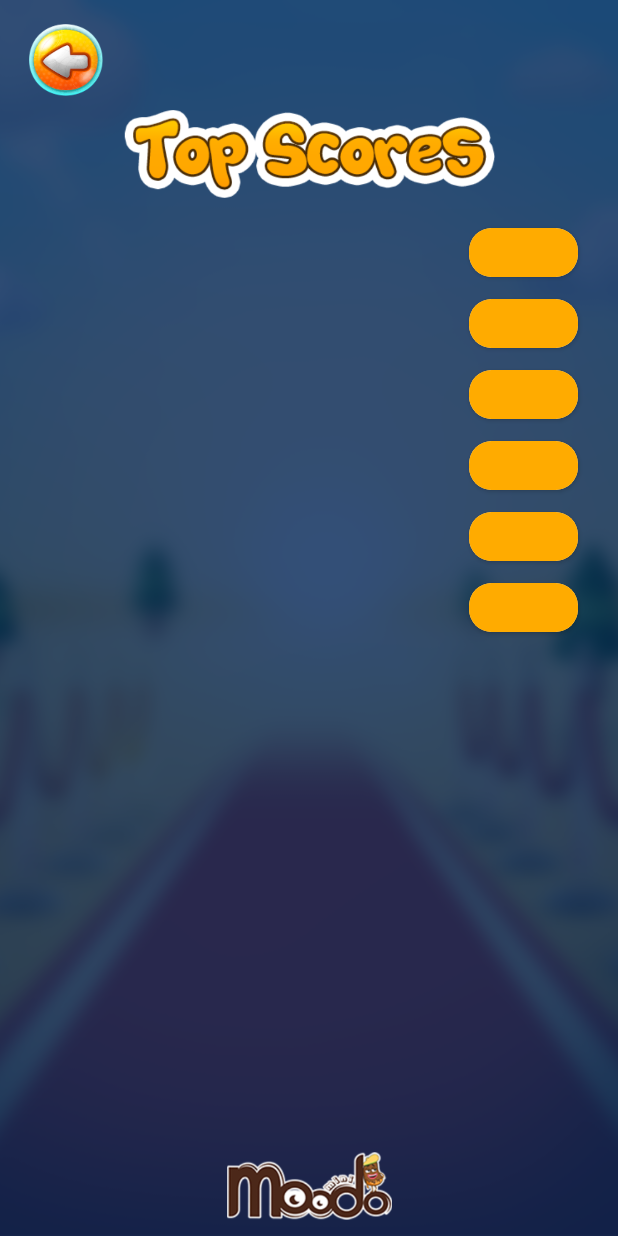
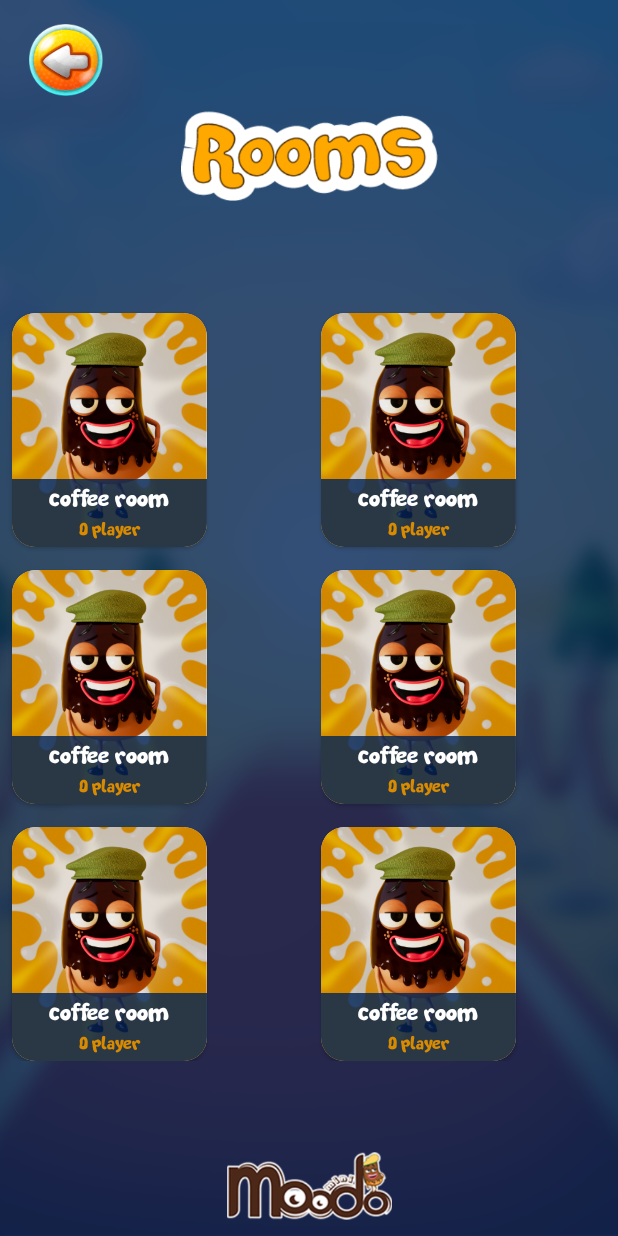
Before and after one commit to NoorElshafei/CatchMODO, an Android app: the layout activity_room.xml on its own in the app's theme, with its tools: preview values and no code run, on a phone screen of 412 x 824 dp. Run offline under Robolectric (Android 15) with nearby library versions, the phone set to English and light mode, and no system bars.

Commit message:
six commit 14

```diff
--- a/app/build.gradle
+++ b/app/build.gradle
@@ -88,4 +88,7 @@ dependencies {
     // firbase storage
     implementation 'com.google.firebase:firebase-storage'
 
+    // flex box
+    implementation 'com.google.android:flexbox:0.3.2'
+
 }
--- a/app/src/main/java/com/bbi/catchmodo/ui/activities/room/RoomActivity.java
+++ b/app/src/main/java/com/bbi/catchmodo/ui/activities/room/RoomActivity.java
@@ -4,13 +4,16 @@ import android.os.Bundle;
 
 import androidx.appcompat.app.AppCompatActivity;
 import androidx.databinding.DataBindingUtil;
-import androidx.recyclerview.widget.LinearLayoutManager;
 
 import com.bbi.catchmodo.R;
 import com.bbi.catchmodo.data.model.RoomModel;
 import com.bbi.catchmodo.databinding.ActivityRoomBinding;
 import com.bbi.catchmodo.ui.adapters.RoomsAdapter;
 import com.firebase.ui.firestore.FirestoreRecyclerOptions;
+import com.google.android.flexbox.FlexDirection;
+import com.google.android.flexbox.FlexWrap;
+import com.google.android.flexbox.FlexboxLayoutManager;
+import com.google.android.flexbox.JustifyContent;
 import com.google.firebase.firestore.FirebaseFirestore;
 import com.google.firebase.firestore.Query;
 
@@ -27,7 +30,14 @@ public class RoomActivity extends AppCompatActivity {
 
         declaration();
         retrieveLeads();
+        onClick();
 
+    }
+
+    private void onClick() {
+        binding.back.setOnClickListener(view -> {
+            onBackPressed();
+        });
     }
 
 
@@ -48,7 +58,10 @@ public class RoomActivity extends AppCompatActivity {
                         .build();
 
         roomsAdapter = new RoomsAdapter(this, this, options);
-        binding.roomsRecycler.setLayoutManager(new LinearLayoutManager(this, LinearLayoutManager.VERTICAL, false));
+
+        FlexboxLayoutManager layoutManager = new FlexboxLayoutManager(this, FlexDirection.ROW, FlexWrap.WRAP);
+        layoutManager.setJustifyContent(JustifyContent.CENTER);
+        binding.roomsRecycler.setLayoutManager(layoutManager);
         binding.roomsRecycler.setAdapter(roomsAdapter);
 
         roomsAdapter.startListening();
--- a/app/src/main/java/com/bbi/catchmodo/ui/adapters/RoomsAdapter.java
+++ b/app/src/main/java/com/bbi/catchmodo/ui/adapters/RoomsAdapter.java
@@ -45,7 +45,6 @@ public class RoomsAdapter extends FirestoreRecyclerAdapter<RoomModel, RoomsAdapt
     protected void onBindViewHolder(@NonNull ViewHolder holder, int position, @NonNull RoomModel model) {
 
         holder.name.setText(model.getName());
-        holder.roomStatus.setText(model.getStatus());
 
         holder.itemView.setOnClickListener(view -> {
             sharedPreferences.setRoomId(model.getId());
@@ -66,7 +65,6 @@ public class RoomsAdapter extends FirestoreRecyclerAdapter<RoomModel, RoomsAdapt
         public ViewHolder(@NonNull View itemView) {
             super(itemView);
             name = itemView.findViewById(R.id.room_name);
-            roomStatus = itemView.findViewById(R.id.room_status);
 
 
         }
--- a/app/src/main/java/com/bbi/catchmodo/ui/fragments/room_password/RoomPasswordDialogFragment.java
+++ b/app/src/main/java/com/bbi/catchmodo/ui/fragments/room_password/RoomPasswordDialogFragment.java
@@ -32,7 +32,6 @@ public class RoomPasswordDialogFragment extends DialogFragment {
     private UserSharedPreference userSharedPreference;
     private FirebaseFirestore db;
     private ProgressDialog progressDialog;
-
 
 
     public static RoomPasswordDialogFragment newInstance() {
@@ -76,9 +75,9 @@ public class RoomPasswordDialogFragment extends DialogFragment {
             RoomModel roomModel = task.getResult().toObject(RoomModel.class);
             if (roomModel.getPassword().equals(binding.editTextPassword.getText().toString())) {
                 checkExisting();
-            }else{
+            } else {
                 progressDialog.dismiss();
-                Toast.makeText(getContext(),"password Not Correct",Toast.LENGTH_SHORT).show();
+                Toast.makeText(getContext(), "password Not Correct", Toast.LENGTH_SHORT).show();
             }
         });
         //checkExisting();
--- a/app/src/main/res/layout/activity_room.xml
+++ b/app/src/main/res/layout/activity_room.xml
@@ -4,6 +4,22 @@
     xmlns:tools="http://schemas.android.com/tools">
 
     <data></data>
+
+    <androidx.constraintlayout.widget.ConstraintLayout
+        android:layout_width="match_parent"
+        android:layout_height="match_parent">
+
+        <ImageView
+            android:layout_width="match_parent"
+            android:layout_height="0dp"
+            android:contentDescription="TODO"
+            android:scaleType="centerCrop"
+            android:src="@drawable/background_final"
+            app:layout_constraintBottom_toBottomOf="parent"
+            app:layout_constraintEnd_toEndOf="parent"
+            app:layout_constraintStart_toStartOf="parent"
+            app:layout_constraintTop_toTopOf="parent" />
+
 
         <androidx.core.widget.NestedScrollView
             android:layout_width="match_parent"
@@ -13,26 +29,15 @@
             <androidx.constraintlayout.widget.ConstraintLayout
                 android:layout_width="match_parent"
                 android:layout_height="match_parent"
-
                 tools:context=".ui.activities.room.RoomActivity">
 
 
-
-        <ImageView
-                android:layout_width="match_parent"
-                android:layout_height="0dp"
-                android:scaleType="centerCrop"
-                android:src="@drawable/background_final"
-                app:layout_constraintBottom_toBottomOf="parent"
-                app:layout_constraintEnd_toEndOf="parent"
-                app:layout_constraintStart_toStartOf="parent"
-                app:layout_constraintTop_toTopOf="parent" />
-
-
                 <LinearLayout
+                    android:id="@+id/linearLayout2"
                     android:layout_width="match_parent"
                     android:layout_height="0dp"
                     android:background="#CC002455"
+                    android:orientation="horizontal"
                     app:layout_constraintBottom_toBottomOf="parent"
                     app:layout_constraintEnd_toEndOf="parent"
                     app:layout_constraintStart_toStartOf="parent"
@@ -45,7 +50,7 @@
                     android:layout_marginTop="@dimen/_55sdp"
                     android:fontFamily="@font/soft_marshmallow"
 
-                android:src="@drawable/top_score_text"
+                    android:src="@drawable/rooms_text"
                     app:layout_constraintEnd_toEndOf="parent"
                     app:layout_constraintStart_toStartOf="parent"
                     app:layout_constraintTop_toTopOf="parent" />
@@ -54,13 +59,15 @@
                     android:id="@+id/rooms_recycler"
                     android:layout_width="match_parent"
                     android:layout_height="wrap_content"
-                android:layout_marginStart="@dimen/_3sdp"
                     android:layout_marginTop="@dimen/_8sdp"
-                android:layout_marginEnd="@dimen/_8sdp"
+                    android:layout_marginBottom="12dp"
                     android:nestedScrollingEnabled="false"
+                    app:layoutManager="androidx.recyclerview.widget.GridLayoutManager"
+                    app:layout_constraintBottom_toTopOf="@+id/logo"
                     app:layout_constraintEnd_toEndOf="parent"
                     app:layout_constraintStart_toStartOf="parent"
                     app:layout_constraintTop_toBottomOf="@+id/textView2"
+                    app:spanCount="2"
                     tools:itemCount="10"
                     tools:listitem="@layout/item_room" />
 
@@ -214,4 +221,5 @@
 
             </androidx.constraintlayout.widget.ConstraintLayout>
         </androidx.core.widget.NestedScrollView>
+    </androidx.constraintlayout.widget.ConstraintLayout>
 </layout>
--- a/app/src/main/res/layout/activity_start.xml
+++ b/app/src/main/res/layout/activity_start.xml
@@ -115,7 +115,7 @@
                 app:layout_constraintHorizontal_bias="0.483"
                 app:layout_constraintStart_toStartOf="parent"
                 app:layout_constraintTop_toBottomOf="@+id/start_btn"
-                app:srcCompat="@drawable/start_btn_xd" />
+                app:srcCompat="@drawable/room_btn" />
 
             <ImageView
                 android:id="@+id/score_btn"
--- a/app/src/main/res/layout/activity_start_room.xml
+++ b/app/src/main/res/layout/activity_start_room.xml
@@ -93,7 +93,7 @@
                 app:layout_constraintEnd_toEndOf="parent"
                 app:layout_constraintStart_toStartOf="parent"
                 app:layout_constraintTop_toBottomOf="@+id/score_btn"
-                app:srcCompat="@drawable/exit_btn_xd" />
+                app:srcCompat="@drawable/home_btn" />
 
             <ImageView
                 android:id="@+id/fly1"
--- a/app/src/main/res/layout/activity_top_score_room.xml
+++ b/app/src/main/res/layout/activity_top_score_room.xml
@@ -61,7 +61,9 @@
                 app:layout_constraintStart_toStartOf="parent"
                 app:layout_constraintTop_toBottomOf="@+id/textView2"
                 tools:itemCount="10"
-                tools:listitem="@layout/item_user" />
+                tools:listitem="@layout/item_room"
+                app:spanCount="2"
+                app:layoutManager="androidx.recyclerview.widget.GridLayoutManager"/>
 
             <ImageView
                 android:id="@+id/back"
--- a/app/src/main/res/layout/fragment_room_password_dialog.xml
+++ b/app/src/main/res/layout/fragment_room_password_dialog.xml
@@ -64,7 +64,7 @@
                     android:layout_width="@dimen/_95sdp"
                     android:layout_height="@dimen/_38sdp"
                     android:layout_marginTop="@dimen/_9sdp"
-                    android:src="@drawable/save_btn"
+                    android:src="@drawable/enter_btn"
                     app:layout_constraintEnd_toEndOf="parent"
                     app:layout_constraintStart_toStartOf="parent"
                     app:layout_constraintTop_toBottomOf="@+id/editText_password" />
--- a/app/src/main/res/layout/item_room.xml
+++ b/app/src/main/res/layout/item_room.xml
@@ -1,63 +1,68 @@
 <?xml version="1.0" encoding="utf-8"?>
-<androidx.constraintlayout.widget.ConstraintLayout xmlns:android="http://schemas.android.com/apk/res/android"
+<androidx.cardview.widget.CardView xmlns:android="http://schemas.android.com/apk/res/android"
     xmlns:app="http://schemas.android.com/apk/res-auto"
+    android:layout_width="wrap_content"
+    android:layout_height="wrap_content"
+    android:layout_marginStart="@dimen/_6sdp"
+    android:layout_marginTop="@dimen/_12sdp"
+    android:layout_marginEnd="@dimen/_6sdp"
+    app:cardCornerRadius="@dimen/_12sdp">
+
+    <androidx.constraintlayout.widget.ConstraintLayout
         android:layout_width="match_parent"
-    android:layout_height="wrap_content"
-    android:paddingTop="3dp"
-    android:paddingBottom="3dp"
+        android:layout_height="match_parent"
         app:layout_constraintEnd_toEndOf="parent"
         app:layout_constraintHorizontal_bias="0.0"
         app:layout_constraintStart_toStartOf="parent"
         app:layout_constraintTop_toTopOf="parent">
 
+        <ImageView
+            android:id="@+id/imageView6"
+            android:layout_width="@dimen/_100sdp"
+            android:layout_height="@dimen/_120sdp"
+            android:scaleType="centerCrop"
+            android:src="@drawable/room_image"
+            app:layout_constraintBottom_toBottomOf="parent"
+            app:layout_constraintEnd_toEndOf="parent"
+            app:layout_constraintStart_toStartOf="parent"
+            app:layout_constraintTop_toTopOf="parent" />
+
+        <LinearLayout
+            android:id="@+id/linearLayout"
+            android:layout_width="0dp"
+            android:layout_height="@dimen/_35sdp"
+            android:background="#CC002455"
+            android:orientation="horizontal"
+            app:layout_constraintBottom_toBottomOf="@+id/imageView6"
+            app:layout_constraintEnd_toEndOf="parent"
+            app:layout_constraintStart_toStartOf="parent" />
 
         <TextView
             android:id="@+id/room_name"
             android:layout_width="wrap_content"
             android:layout_height="wrap_content"
-        android:layout_marginStart="16dp"
+            android:layout_marginTop="4dp"
             android:fontFamily="@font/soft_marshmallow"
-        android:text=""
+            android:text="coffee room"
             android:textColor="@color/white"
-        android:textSize="@dimen/_14ssp"
-        app:layout_constraintBottom_toBottomOf="@+id/cardView4"
+            android:textSize="@dimen/_12ssp"
+            app:layout_constraintEnd_toEndOf="parent"
             app:layout_constraintStart_toStartOf="parent"
-        app:layout_constraintTop_toTopOf="@+id/cardView4" />
-
-    <androidx.cardview.widget.CardView
-        android:id="@+id/cardView4"
-        android:layout_width="@dimen/_56sdp"
-        android:layout_height="@dimen/_25sdp"
-        android:layout_marginTop="@dimen/_3sdp"
-        android:layout_marginEnd="16dp"
-        android:layout_marginBottom="@dimen/_3sdp"
-        app:cardCornerRadius="15dp"
-        app:layout_constraintBottom_toBottomOf="parent"
-        app:layout_constraintEnd_toEndOf="parent"
-        app:layout_constraintTop_toTopOf="parent">
-
-        <androidx.constraintlayout.widget.ConstraintLayout
-            android:id="@+id/constraintLayout5"
-            android:layout_width="match_parent"
-            android:layout_height="match_parent"
-            android:background="#ffab00">
+            app:layout_constraintTop_toTopOf="@+id/linearLayout" />
 
         <TextView
-                android:id="@+id/room_status"
+            android:id="@+id/players_number"
             android:layout_width="wrap_content"
             android:layout_height="wrap_content"
-                android:layout_marginStart="@dimen/_10sdp"
-                android:layout_marginEnd="@dimen/_10sdp"
+            android:layout_marginTop="4dp"
             android:fontFamily="@font/soft_marshmallow"
-                android:text=""
-                android:textColor="@color/white"
-                android:textSize="@dimen/_14ssp"
-                app:layout_constraintBottom_toBottomOf="parent"
+            android:text="0 player"
+            android:textColor="#D88B00"
+            android:textSize="@dimen/_9ssp"
             app:layout_constraintEnd_toEndOf="parent"
             app:layout_constraintStart_toStartOf="parent"
-                app:layout_constraintTop_toTopOf="parent" />
-        </androidx.constraintlayout.widget.ConstraintLayout>
-    </androidx.cardview.widget.CardView>
+            app:layout_constraintTop_toBottomOf="@+id/room_name" />
 
 
     </androidx.constraintlayout.widget.ConstraintLayout>
+</androidx.cardview.widget.CardView>
```
Also changed, not shown: app/src/main/res/drawable/enter_btn.png (added), app/src/main/res/drawable/home_btn.png (added), app/src/main/res/drawable/room_btn.png (added), app/src/main/res/drawable/room_image.png (added), app/src/main/res/drawable/rooms_text.png (added). Lines whose indentation alone changed are shown as unchanged.
